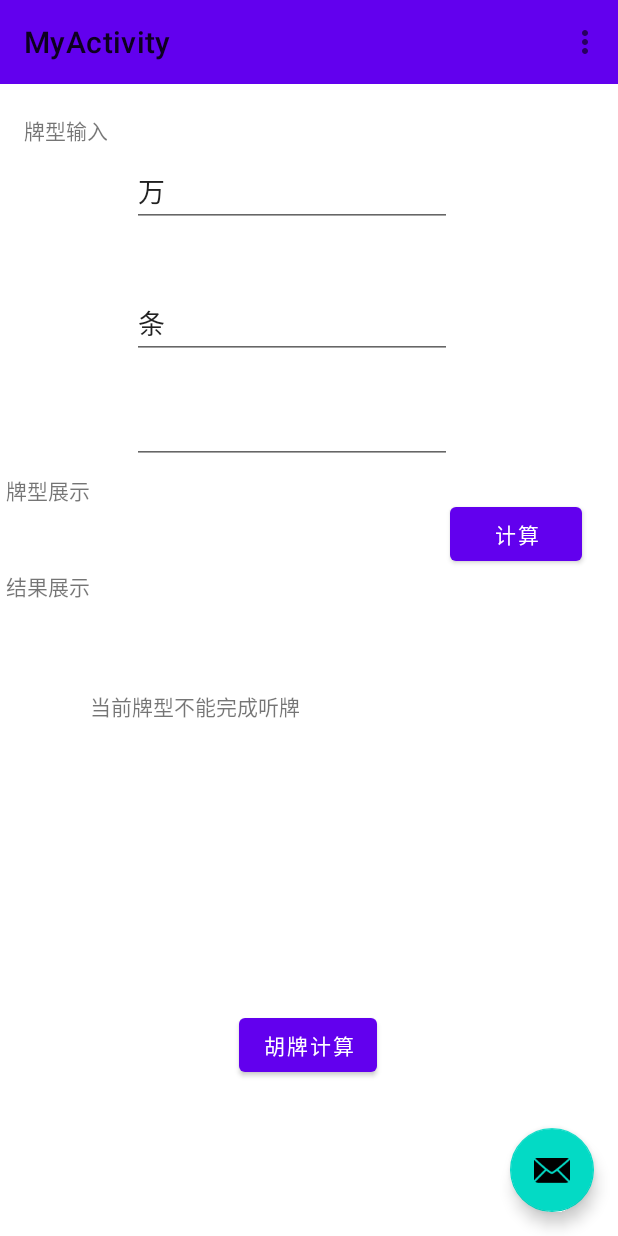
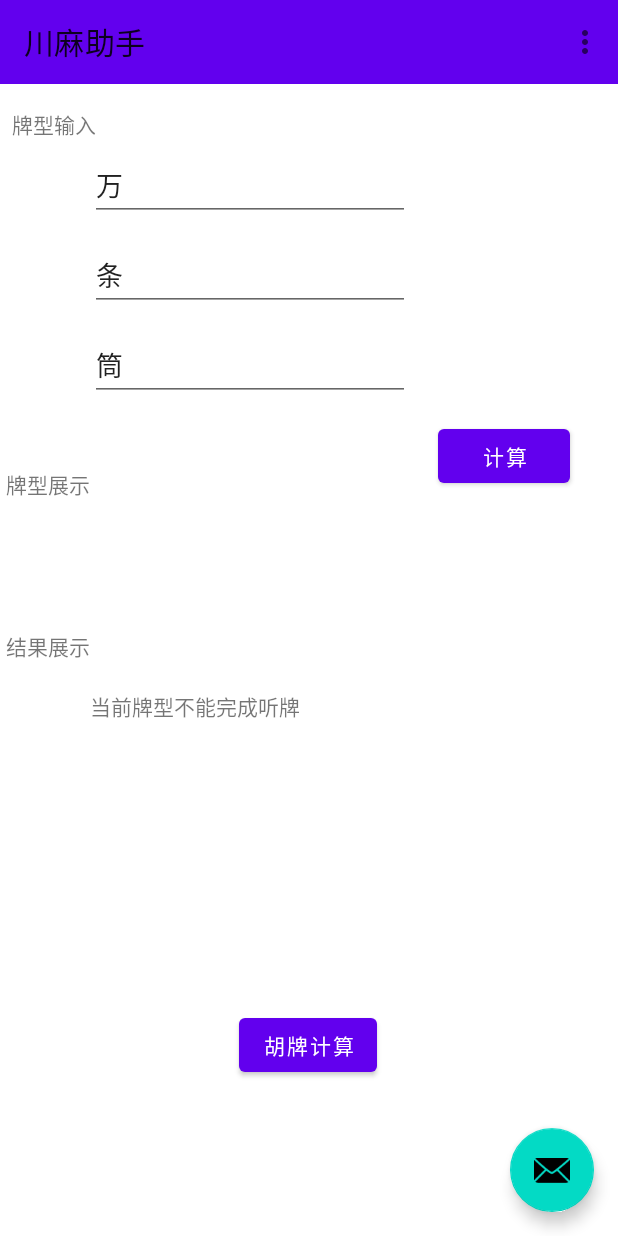
Before and after one commit to xzxin/mahjoonHelper, an Android app: the SecondFragment screen opened through its navigation route, after a tap on "计算", on a phone screen of 412 x 824 dp. Run offline under Robolectric (Android 15) with nearby library versions, the phone set to English and light mode, and no system bars.

Commit message:
修复bug

```diff
--- a/MyActivity/app/src/main/AndroidManifest.xml
+++ b/MyActivity/app/src/main/AndroidManifest.xml
@@ -4,7 +4,7 @@
 
     <application
         android:allowBackup="true"
-        android:icon="@mipmap/ic_launcher"
+        android:icon="@drawable/appicon"
         android:label="@string/app_name"
         android:roundIcon="@mipmap/ic_launcher_round"
         android:supportsRtl="true"
--- a/MyActivity/app/src/main/java/com/example/myactivity/MahjongCalculator.java
+++ b/MyActivity/app/src/main/java/com/example/myactivity/MahjongCalculator.java
@@ -144,6 +144,7 @@ public class MahjongCalculator {
             for (int i = 0; i < wanStr.length(); i++) {
                 wanInput.add(wanStr.charAt(i) - '0');
             }
+            Collections.sort(wanInput);
             input.put("万", wanInput);
         }
         matcher = pattern.matcher(tiaoInputStr);
@@ -153,6 +154,7 @@ public class MahjongCalculator {
             for (int i = 0; i < tiaoStr.length(); i++) {
                 tiaoInput.add(tiaoStr.charAt(i) - '0');
             }
+            Collections.sort(tiaoInput);
             input.put("条", tiaoInput);
         }
         matcher = pattern.matcher(tongInputStr);
@@ -162,6 +164,7 @@ public class MahjongCalculator {
             for (int i = 0; i < tongStr.length(); i++) {
                 tongInput.add(tongStr.charAt(i) - '0');
             }
+            Collections.sort(tongInput);
             input.put("筒", tongInput);
         }
         return input;
--- a/MyActivity/app/src/main/java/com/example/myactivity/SecondFragment.java
+++ b/MyActivity/app/src/main/java/com/example/myactivity/SecondFragment.java
@@ -17,6 +17,8 @@ import androidx.navigation.fragment.NavHostFragment;
 import java.util.HashMap;
 import java.util.List;
 import java.util.Map;
+
+import static com.example.myactivity.MahjongCalculator.formatInput;
 
 public class SecondFragment extends Fragment {
     private MajoonPlayCalculator playCalculator;
@@ -98,6 +100,11 @@ public class SecondFragment extends Fragment {
         calcBtn.setOnClickListener(new View.OnClickListener() {
             @Override
             public void onClick(View view) {
+                MjView mjDisplay = globalView.findViewById(R.id.myMjAtHandPlay);
+                Map<String, List<Integer>> mjInput =
+                        formatInput(playCalculator.getWanInput(), playCalculator.getTiaoInput(), playCalculator.getTongInput());
+                mjDisplay.setToDrawMjs(mjInput);
+                mjDisplay.invalidate();
                 result = playCalculator.doCalculation();
                 String resultStr = playCalculator.showResult(result);
                 TextView resultView = (TextView) globalView.findViewById(R.id.resultDisplayPlay);
--- a/MyActivity/app/src/main/res/layout/fragment_second.xml
+++ b/MyActivity/app/src/main/res/layout/fragment_second.xml
@@ -21,27 +21,41 @@
         app:layout_constraintTop_toTopOf="parent"
         app:layout_constraintVertical_bias="0.459" />
 
+    <EditText
+        android:id="@+id/wanInputPlay"
+        android:layout_width="wrap_content"
+        android:layout_height="wrap_content"
+        android:layout_marginStart="60dp"
+        android:layout_marginLeft="60dp"
+        android:layout_marginTop="100dp"
+        android:ems="10"
+        android:inputType="number"
+        android:text="万 "
+        app:layout_constraintStart_toStartOf="parent"
+        app:layout_constraintTop_toTopOf="parent" />
+
+    <EditText
+        android:id="@+id/tongInputPlay"
+        android:layout_width="wrap_content"
+        android:layout_height="wrap_content"
+        android:layout_marginStart="60dp"
+        android:layout_marginLeft="60dp"
+        android:layout_marginTop="220dp"
+        android:ems="10"
+        android:inputType="number"
+        android:text="筒 "
+        app:layout_constraintStart_toStartOf="parent"
+        app:layout_constraintTop_toTopOf="parent"
+        tools:text="筒 " />
+
     <TextView
         android:id="@+id/mjInput"
         android:layout_width="wrap_content"
         android:layout_height="wrap_content"
-        android:layout_marginStart="16dp"
-        android:layout_marginLeft="16dp"
-        android:layout_marginTop="76dp"
+        android:layout_marginStart="8dp"
+        android:layout_marginLeft="8dp"
+        android:layout_marginTop="72dp"
         android:text="牌型输入"
-        app:layout_constraintStart_toStartOf="parent"
-        app:layout_constraintTop_toTopOf="parent" />
-
-    <EditText
-        android:id="@+id/wanInputPlay"
-        android:layout_width="wrap_content"
-        android:layout_height="wrap_content"
-        android:layout_marginStart="88dp"
-        android:layout_marginLeft="88dp"
-        android:layout_marginTop="104dp"
-        android:ems="10"
-        android:inputType="number"
-        android:text="万"
         app:layout_constraintStart_toStartOf="parent"
         app:layout_constraintTop_toTopOf="parent" />
 
@@ -49,27 +63,14 @@
         android:id="@+id/tiaoInputPlay"
         android:layout_width="wrap_content"
         android:layout_height="wrap_content"
-        android:layout_marginStart="88dp"
-        android:layout_marginLeft="88dp"
-        android:layout_marginTop="192dp"
+        android:layout_marginStart="60dp"
+        android:layout_marginLeft="60dp"
+        android:layout_marginTop="160dp"
         android:ems="10"
         android:inputType="number"
-        android:text="条"
+        android:text="条 "
         app:layout_constraintStart_toStartOf="parent"
         app:layout_constraintTop_toTopOf="parent" />
-
-    <EditText
-        android:id="@+id/tongInputPlay"
-        android:layout_width="wrap_content"
-        android:layout_height="wrap_content"
-        android:layout_marginStart="88dp"
-        android:layout_marginLeft="88dp"
-        android:layout_marginTop="264dp"
-        android:ems="10"
-        android:inputType="number"
-        app:layout_constraintStart_toStartOf="parent"
-        app:layout_constraintTop_toTopOf="parent"
-        tools:text="筒" />
 
     <TextView
         android:id="@+id/mjDisplayLaybel"
@@ -77,10 +78,20 @@
         android:layout_height="wrap_content"
         android:layout_marginStart="4dp"
         android:layout_marginLeft="4dp"
-        android:layout_marginTop="316dp"
+        android:layout_marginTop="312dp"
         android:text="牌型展示"
         app:layout_constraintStart_toStartOf="parent"
         app:layout_constraintTop_toTopOf="parent" />
+
+    <com.example.myactivity.MjView
+        android:id="@+id/myMjAtHandPlay"
+        android:layout_width="350dp"
+        android:layout_height="50dp"
+        android:layout_marginStart="16dp"
+        android:layout_marginLeft="16dp"
+        android:layout_marginTop="340dp"
+        app:layout_constraintStart_toStartOf="parent"
+        app:layout_constraintTop_toTopOf="parent"></com.example.myactivity.MjView>
 
     <TextView
         android:id="@+id/resultDisplayLaybel"
@@ -88,7 +99,7 @@
         android:layout_height="wrap_content"
         android:layout_marginStart="4dp"
         android:layout_marginLeft="4dp"
-        android:layout_marginTop="380dp"
+        android:layout_marginTop="420dp"
         android:text="结果展示"
         app:layout_constraintStart_toStartOf="parent"
         app:layout_constraintTop_toTopOf="parent" />
@@ -108,9 +119,9 @@
         android:id="@+id/doCalcPlay"
         android:layout_width="wrap_content"
         android:layout_height="wrap_content"
-        android:layout_marginTop="332dp"
-        android:layout_marginEnd="24dp"
-        android:layout_marginRight="24dp"
+        android:layout_marginTop="280dp"
+        android:layout_marginEnd="32dp"
+        android:layout_marginRight="32dp"
         android:text="计算"
         app:layout_constraintEnd_toEndOf="parent"
         app:layout_constraintTop_toTopOf="parent" />
--- a/MyActivity/app/src/main/res/values/strings.xml
+++ b/MyActivity/app/src/main/res/values/strings.xml
@@ -1,5 +1,5 @@
 <resources>
-    <string name="app_name">MyActivity</string>
+    <string name="app_name">川麻助手</string>
     <string name="action_settings">Settings</string>
     <!-- Strings used for fragments for navigation -->
     <string name="first_fragment_label">First Fragment</string>
@@ -9,6 +9,6 @@
 
     <string name="hello_first_fragment">Hello first fragment</string>
     <string name="hello_second_fragment">Hello second fragment. Arg: %1$s</string>
-    <string name="funtion_calc">计算番数</string>
+    <string name="funtion_calc">计算胡牌</string>
     <string name="funtion_choose">打哪张牌</string>
 </resources>
```
Also changed, not shown: MyActivity/app/src/main/res/layout/fragment_first.xml (+18 -20 lines), MyActivity/app/src/main/res/drawable/appicon.jpg (added).
